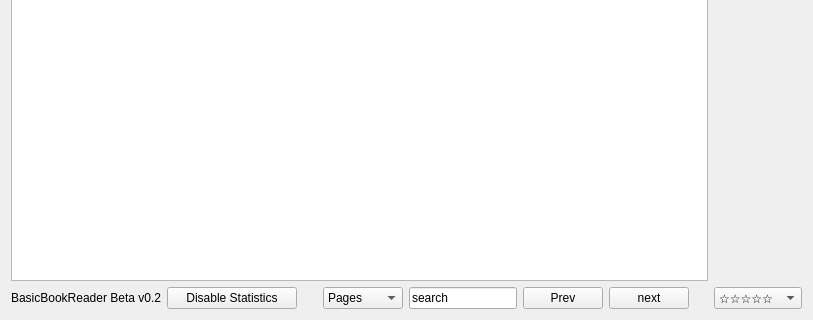
First picture: the form in src/basicbookreader.ui, repository lettergram/basicbookreader, before the edit; both pictures show x 0 to 813 and y 290 to 610 of the 813 by 610 pixel window.
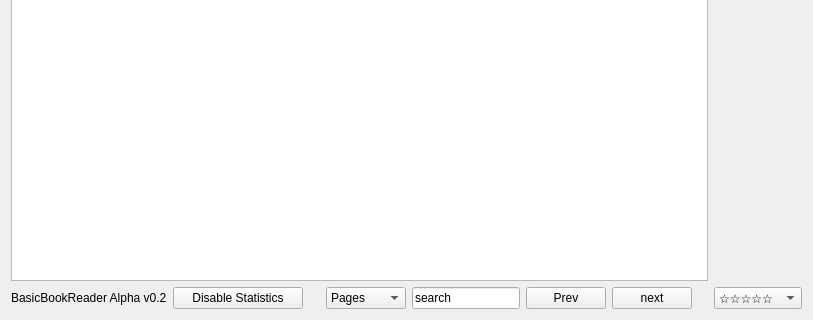
Second picture: the form after the edit.

```diff
--- a/src/basicbookreader.ui
+++ b/src/basicbookreader.ui
@@ -87,7 +87,7 @@
     <item row="5" column="0" colspan="7">
      <widget class="QLabel" name="label">
       <property name="text">
-       <string>BasicBookReader Beta v0.2</string>
+       <string>BasicBookReader Alpha v0.2</string>
       </property>
      </widget>
     </item>
```
